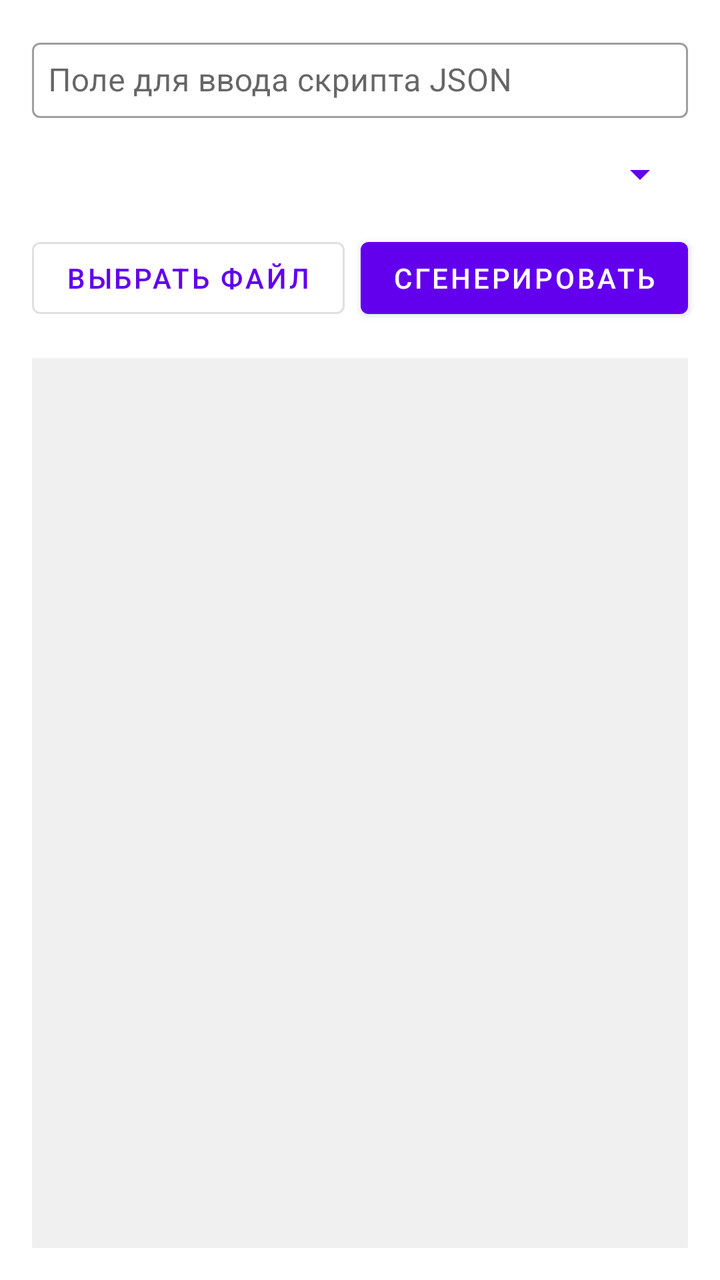
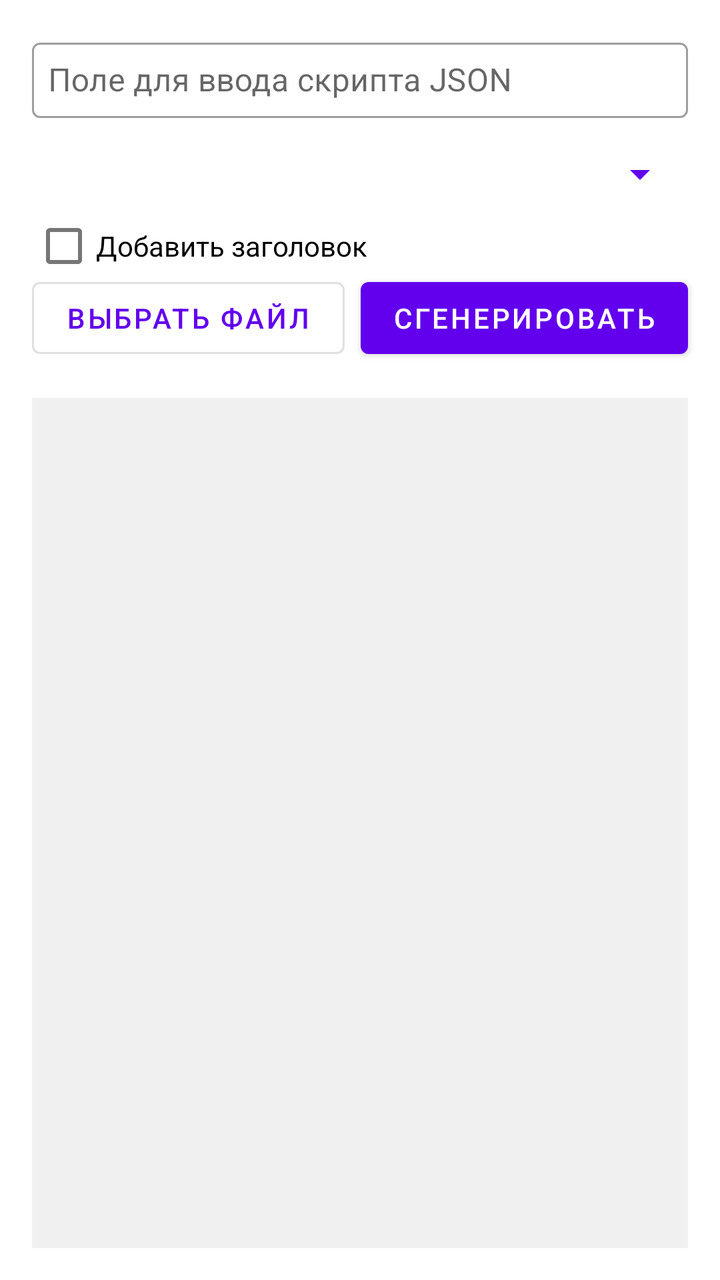

Compare the two renders of this Android layout. The source of the first and the diff that turns it into the second are given below.
<!-- AndroidManifest.xml: activity theme Theme.HDbotc -->
<!-- res/layout/activity_main.xml -->
<?xml version="1.0" encoding="utf-8"?>
<androidx.constraintlayout.widget.ConstraintLayout
    xmlns:android="http://schemas.android.com/apk/res/android"
    xmlns:app="http://schemas.android.com/apk/res-auto"
    xmlns:tools="http://schemas.android.com/tools"
    android:layout_width="match_parent"
    android:layout_height="match_parent"
    tools:context=".MainActivity">

    
    <com.google.android.material.textfield.TextInputLayout
        android:id="@+id/jsonInputLayout"
        android:layout_width="0dp"
        android:layout_height="wrap_content"
        app:layout_constraintTop_toTopOf="parent"
        app:layout_constraintStart_toStartOf="parent"
        app:layout_constraintEnd_toEndOf="parent"
        android:layout_margin="16dp"
        style="@style/Widget.MaterialComponents.TextInputLayout.OutlinedBox"
        android:hint="@string/inputJson">

        <com.google.android.material.textfield.TextInputEditText
            android:id="@+id/jsonInput"
            android:layout_width="match_parent"
            android:layout_height="wrap_content"
            android:singleLine="true"
            android:inputType="textUri"
            android:gravity="center_vertical"
            android:imeOptions="actionDone"
            android:selectAllOnFocus="true"
            android:padding="8dp" />
    </com.google.android.material.textfield.TextInputLayout>

    
    <Spinner
        android:id="@+id/scriptStyleSpinner"
        android:layout_width="0dp"
        android:layout_height="wrap_content"
        app:layout_constraintTop_toBottomOf="@id/jsonInputLayout"
        app:layout_constraintStart_toStartOf="parent"
        app:layout_constraintEnd_toEndOf="parent"
        android:layout_marginTop="16dp"
        android:layout_marginStart="16dp"
        android:layout_marginEnd="16dp"
        android:backgroundTint="@color/primaryColor" />

    
    <com.google.android.material.button.MaterialButton
        android:id="@+id/filePickerButton"
        android:layout_width="0dp"
        android:layout_height="wrap_content"
        android:text="@string/pickFile"
        app:layout_constraintTop_toBottomOf="@id/scriptStyleSpinner"
        app:layout_constraintStart_toStartOf="parent"
        app:layout_constraintEnd_toStartOf="@+id/generateButton"
        android:layout_marginTop="16dp"
        android:layout_marginStart="16dp"
        android:layout_marginEnd="8dp"
        style="@style/Widget.MaterialComponents.Button.OutlinedButton" />

    
    <com.google.android.material.button.MaterialButton
        android:id="@+id/generateButton"
        android:layout_width="0dp"
        android:layout_height="wrap_content"
        android:text="@string/generate"
        app:layout_constraintTop_toBottomOf="@id/scriptStyleSpinner"
        app:layout_constraintEnd_toEndOf="parent"
        android:layout_marginTop="16dp"
        android:layout_marginStart="8dp"
        android:layout_marginEnd="16dp"
        style="@style/Widget.MaterialComponents.Button" />

    
    <ImageView
        android:id="@+id/previewImage"
        android:layout_width="0dp"
        android:layout_height="0dp"
        android:scaleType="fitCenter"
        android:background="#F0F0F0"
        android:contentDescription="@string/previewImage"
        app:layout_constraintTop_toBottomOf="@id/filePickerButton"
        app:layout_constraintBottom_toBottomOf="parent"
        app:layout_constraintStart_toStartOf="parent"
        app:layout_constraintEnd_toEndOf="parent"
        android:layout_margin="16dp" />

</androidx.constraintlayout.widget.ConstraintLayout>
<!-- resources referenced by this layout -->
<resources>
  <color name="primaryColor">#6200EE</color>
  <string name="generate">Сгенерировать</string>
  <string name="inputJson">Поле для ввода скрипта JSON</string>
  <string name="pickFile">Выбрать файл</string>
  <string name="previewImage">Предпросмотр изображения</string>
  <style name="Theme.HDbotc" parent="Theme.MaterialComponents.DayNight.NoActionBar">
          <item name="colorPrimary">@color/purple_500</item>
          <item name="colorOnPrimary">@color/white</item>
          <item name="android:statusBarColor">?attr/colorPrimary</item>
      </style>
  <color name="purple_500">#FF6200EE</color>
  <color name="white">#FFFFFFFF</color>
</resources>

<!-- the commit's change to res/layout/activity_main.xml (unified diff, before → after) -->
@@ -44,6 +44,18 @@
         android:layout_marginEnd="16dp"
         android:backgroundTint="@color/primaryColor" />
 
+    <com.google.android.material.checkbox.MaterialCheckBox
+        android:id="@+id/addTitleCheckBox"
+        android:layout_width="0dp"
+        android:layout_height="wrap_content"
+        android:layout_marginStart="16dp"
+        android:layout_marginEnd="16dp"
+        android:text="@string/addTitle"
+        app:layout_constraintEnd_toEndOf="parent"
+        app:layout_constraintStart_toStartOf="parent"
+        app:layout_constraintTop_toBottomOf="@id/scriptStyleSpinner"
+        app:useMaterialThemeColors="true" />
+
     
     <com.google.android.material.button.MaterialButton
         android:id="@+id/filePickerButton"
@@ -53,7 +65,7 @@
         app:layout_constraintTop_toBottomOf="@id/scriptStyleSpinner"
         app:layout_constraintStart_toStartOf="parent"
         app:layout_constraintEnd_toStartOf="@+id/generateButton"
-        android:layout_marginTop="16dp"
+        android:layout_marginTop="36dp"
         android:layout_marginStart="16dp"
         android:layout_marginEnd="8dp"
         style="@style/Widget.MaterialComponents.Button.OutlinedButton" />
@@ -66,7 +78,7 @@
         android:text="@string/generate"
         app:layout_constraintTop_toBottomOf="@id/scriptStyleSpinner"
         app:layout_constraintEnd_toEndOf="parent"
-        android:layout_marginTop="16dp"
+        android:layout_marginTop="36dp"
         android:layout_marginStart="8dp"
         android:layout_marginEnd="16dp"
         style="@style/Widget.MaterialComponents.Button" />
<!-- resource entries referenced after the edit -->
@@ -1,6 +1,7 @@
 <!-- resources referenced by this layout -->
 <resources>
   <color name="primaryColor">#6200EE</color>
+  <string name="addTitle">Добавить заголовок</string>
   <string name="generate">Сгенерировать</string>
   <string name="inputJson">Поле для ввода скрипта JSON</string>
   <string name="pickFile">Выбрать файл</string>
